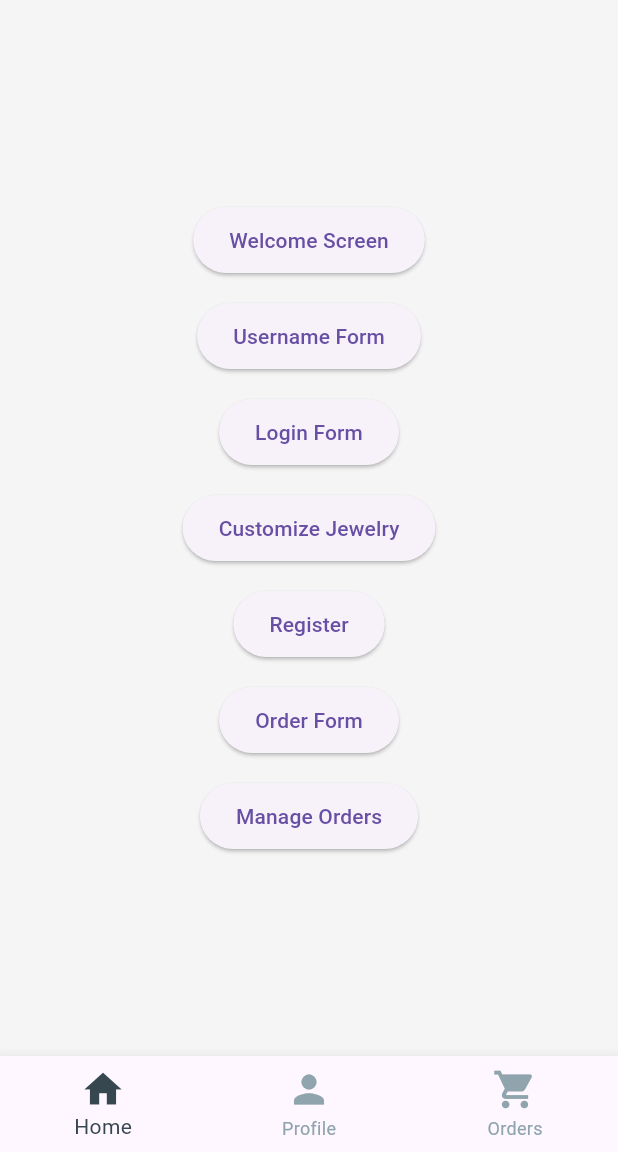
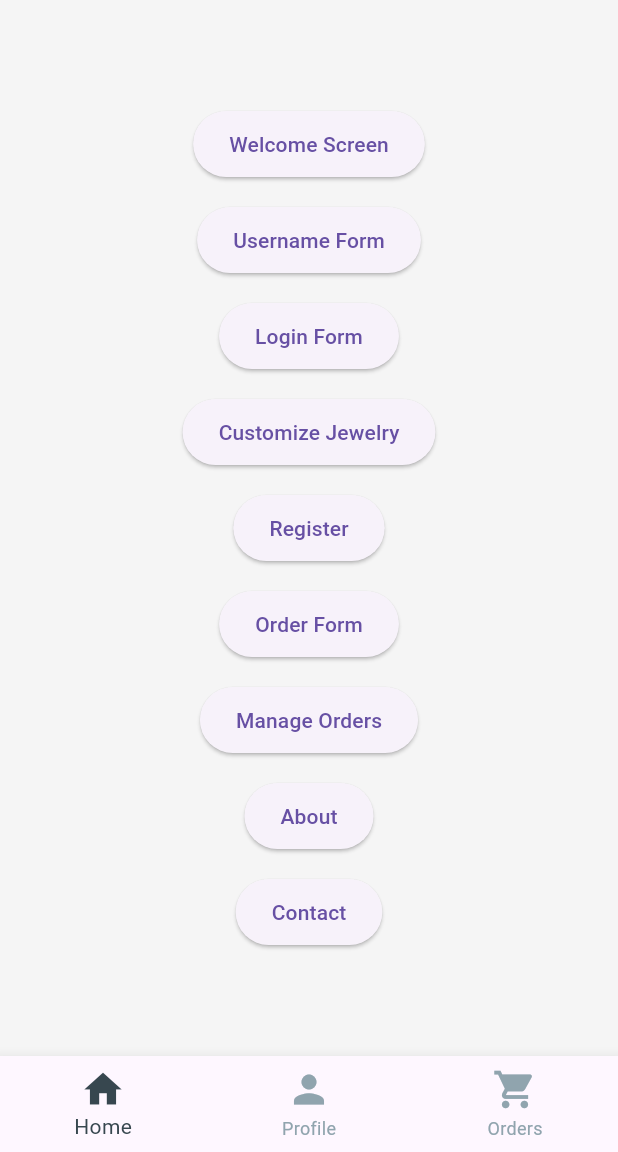
Before and after one commit to agbtndg/PROFE8-Activity3-JewelryApp, a Flutter app: the screen it shows after launch, on a phone screen of 412 x 824 dp, the part 84-1236 px from its top. Run offline on Flutter 3.47's test engine with Material 3 defaults, Android fonts, the phone set to English and light mode, and no system bars.

Commit message:
Add Instruction 17: Named routes for Home, About, and Contact screens

```diff
--- a/lib/main.dart
+++ b/lib/main.dart
@@ -5,6 +5,8 @@ import 'registration_screen.dart';
 import 'order_form_screen.dart';
 import 'welcome_screen.dart';
 import 'tabbed_order_screen.dart';
+import 'about_screen.dart';
+import 'contact_screen.dart';
 
 void main() {
   runApp(JewelForm());
@@ -19,7 +21,12 @@ class JewelForm extends StatelessWidget {
         primarySwatch: Colors.blueGrey,
         scaffoldBackgroundColor: Colors.grey[100],
       ),
-      home: MainScreen(),
+      initialRoute: '/home',
+      routes: {
+        '/home': (context) => MainScreen(),
+        '/about': (context) => AboutScreen(),
+        '/contact': (context) => ContactScreen(),
+      },
     );
   }
 }
@@ -128,6 +135,20 @@ class HomeScreen extends StatelessWidget {
                 );
               },
             ),
+            ListTile(
+              title: Text('About'),
+              onTap: () {
+                Navigator.pop(context); // Close drawer
+                Navigator.pushNamed(context, '/about');
+              },
+            ),
+            ListTile(
+              title: Text('Contact'),
+              onTap: () {
+                Navigator.pop(context); // Close drawer
+                Navigator.pushNamed(context, '/contact');
+              },
+            ),
           ],
         ),
       ),
@@ -225,6 +246,26 @@ class HomeScreen extends StatelessWidget {
                 padding: EdgeInsets.symmetric(vertical: 12.0, horizontal: 24.0),
               ),
             ),
+            SizedBox(height: 16.0),
+            ElevatedButton(
+              onPressed: () {
+                Navigator.pushNamed(context, '/about');
+              },
+              child: Text('About'),
+              style: ElevatedButton.styleFrom(
+                padding: EdgeInsets.symmetric(vertical: 12.0, horizontal: 24.0),
+              ),
+            ),
+            SizedBox(height: 16.0),
+            ElevatedButton(
+              onPressed: () {
+                Navigator.pushNamed(context, '/contact');
+              },
+              child: Text('Contact'),
+              style: ElevatedButton.styleFrom(
+                padding: EdgeInsets.symmetric(vertical: 12.0, horizontal: 24.0),
+              ),
+            ),
           ],
         ),
       ),
--- a/lib/order_form_screen.dart
+++ b/lib/order_form_screen.dart
@@ -1,6 +1,8 @@
 import 'package:flutter/material.dart';
 import 'welcome_screen.dart';
 import 'main.dart';
+import 'about_screen.dart';
+import 'contact_screen.dart';
 
 class OrderFormScreen extends StatefulWidget {
   @override
@@ -71,6 +73,20 @@ class _OrderFormScreenState extends State<OrderFormScreen> {
                   context,
                   MaterialPageRoute(builder: (context) => OrderFormScreen()),
                 );
+              },
+            ),
+            ListTile(
+              title: Text('About'),
+              onTap: () {
+                Navigator.pop(context); // Close drawer
+                Navigator.pushNamed(context, '/about');
+              },
+            ),
+            ListTile(
+              title: Text('Contact'),
+              onTap: () {
+                Navigator.pop(context); // Close drawer
+                Navigator.pushNamed(context, '/contact');
               },
             ),
           ],
--- a/lib/registration_screen.dart
+++ b/lib/registration_screen.dart
@@ -2,6 +2,8 @@ import 'package:flutter/material.dart';
 import 'welcome_screen.dart';
 import 'main.dart';
 import 'order_form_screen.dart';
+import 'about_screen.dart';
+import 'contact_screen.dart';
 
 class RegistrationScreen extends StatefulWidget {
   @override
@@ -67,6 +69,20 @@ class _RegistrationScreenState extends State<RegistrationScreen> {
                   context,
                   MaterialPageRoute(builder: (context) => OrderFormScreen()),
                 );
+              },
+            ),
+            ListTile(
+              title: Text('About'),
+              onTap: () {
+                Navigator.pop(context); // Close drawer
+                Navigator.pushNamed(context, '/about');
+              },
+            ),
+            ListTile(
+              title: Text('Contact'),
+              onTap: () {
+                Navigator.pop(context); // Close drawer
+                Navigator.pushNamed(context, '/contact');
               },
             ),
           ],
```
Also changed, not shown: lib/about_screen.dart (added, +32 -0 lines), lib/contact_screen.dart (added, +32 -0 lines).
